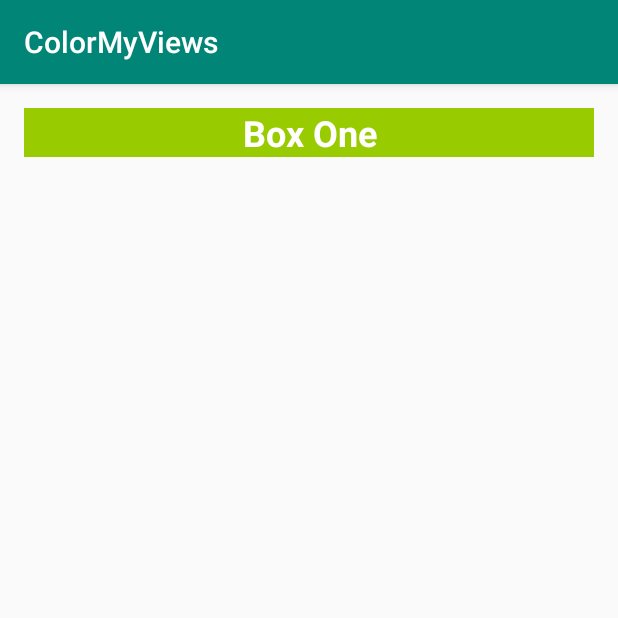
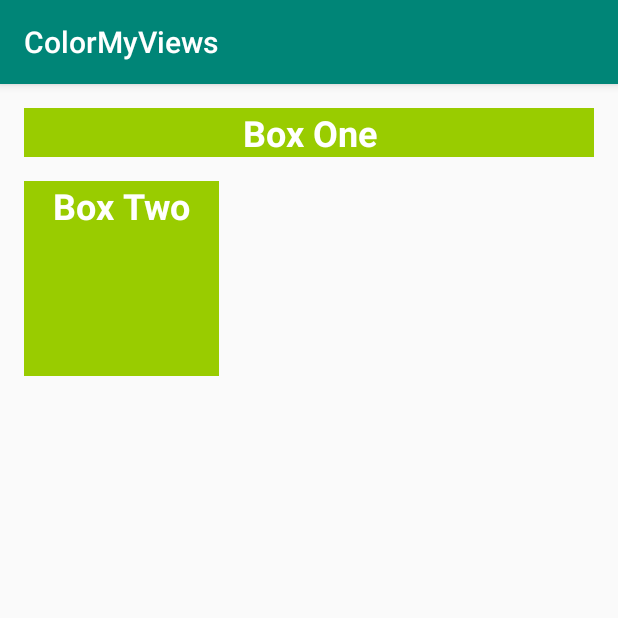
Before and after one commit to HimashiNethinikaRodrigo/ColorMyViews, an Android app: the screen it shows after launch (MainActivity), on a phone screen of 412 x 824 dp, the top half of it. Run offline under Robolectric (Android 15) with nearby library versions, the phone set to English and light mode, and no system bars; Roboto replaces fonts that are not available here.

Commit message:
add text View Two

```diff
--- a/app/src/main/res/layout/activity_main.xml
+++ b/app/src/main/res/layout/activity_main.xml
@@ -7,6 +7,7 @@
     tools:context=".MainActivity">
 
     <TextView
+        android:id="@+id/textViewOne"
         style="@style/whiteBox"
         android:layout_width="match_parent"
         android:layout_height="wrap_content"
@@ -14,7 +15,19 @@
         android:layout_marginTop="@dimen/margin_wide"
         android:layout_marginEnd="@dimen/margin_wide"
         android:text="@string/box_one"
-        app:layout_constraintTop_toTopOf="parent"
-        app:layout_constraintEnd_toEndOf="parent"/>
+        app:layout_constraintEnd_toEndOf="parent"
+        app:layout_constraintTop_toTopOf="parent" />
+
+    <TextView
+        android:id="@+id/textViewTwo"
+        style="@style/whiteBox"
+        android:layout_width="130dp"
+        android:layout_height="130dp"
+        android:layout_marginStart="@dimen/margin_wide"
+        android:layout_marginTop="@dimen/margin_wide"
+        android:layout_marginEnd="@dimen/margin_wide"
+        android:text="@string/box_two"
+        app:layout_constraintStart_toStartOf="parent"
+        app:layout_constraintTop_toBottomOf="@id/textViewOne" />
 
 </androidx.constraintlayout.widget.ConstraintLayout>
--- a/app/src/main/res/values/strings.xml
+++ b/app/src/main/res/values/strings.xml
@@ -1,4 +1,5 @@
 <resources>
     <string name="app_name">ColorMyViews</string>
     <string name="box_one">Box One</string>
+    <string name="box_two">Box Two</string>
 </resources>
```
